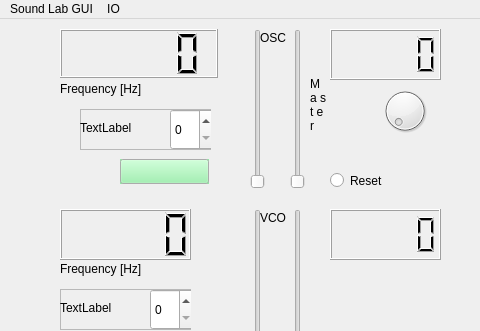
uglasmeyer/ocean, file OceanGUI/mainwindow.ui: the form before one commit; both pictures show x 0 to 480 and y 0 to 331 of the 1207 by 600 pixel window.
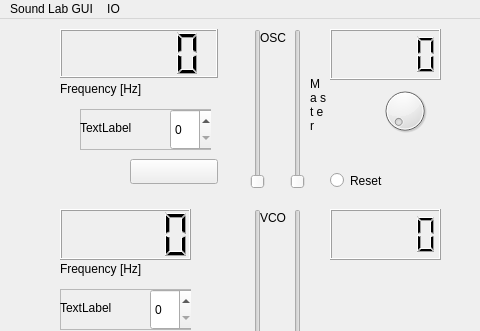
The form after the commit.

```diff
--- a/OceanGUI/mainwindow.ui
+++ b/OceanGUI/mainwindow.ui
@@ -1187,59 +1187,6 @@
      <string>PMW</string>
     </property>
    </widget>
-   <widget class="QPushButton" name="pB_Mute">
-    <property name="geometry">
-     <rect>
-      <x>120</x>
-      <y>140</y>
-      <width>89</width>
-      <height>25</height>
-     </rect>
-    </property>
-    <property name="palette">
-     <palette>
-      <active>
-       <colorrole role="Button">
-        <brush brushstyle="SolidPattern">
-         <color alpha="255">
-          <red>239</red>
-          <green>239</green>
-          <blue>239</blue>
-         </color>
-        </brush>
-       </colorrole>
-      </active>
-      <inactive>
-       <colorrole role="Button">
-        <brush brushstyle="SolidPattern">
-         <color alpha="255">
-          <red>143</red>
-          <green>240</green>
-          <blue>164</blue>
-         </color>
-        </brush>
-       </colorrole>
-      </inactive>
-      <disabled>
-       <colorrole role="Button">
-        <brush brushstyle="SolidPattern">
-         <color alpha="255">
-          <red>239</red>
-          <green>239</green>
-          <blue>239</blue>
-         </color>
-        </brush>
-       </colorrole>
-      </disabled>
-     </palette>
-    </property>
-    <property name="autoFillBackground">
-     <bool>true</bool>
-    </property>
-    <property name="text">
-     <string/>
-    </property>
-   </widget>
    <widget class="QPushButton" name="pB_play_notes">
     <property name="geometry">
      <rect>
@@ -1825,6 +1772,19 @@
      <bool>true</bool>
     </property>
    </widget>
+   <widget class="QPushButton" name="pB_Mute">
+    <property name="geometry">
+     <rect>
+      <x>130</x>
+      <y>140</y>
+      <width>88</width>
+      <height>25</height>
+     </rect>
+    </property>
+    <property name="text">
+     <string/>
+    </property>
+   </widget>
   </widget>
   <widget class="QMenuBar" name="menubar">
    <property name="geometry">
```
Left out of the diff: 16 changed lines with no effect on the pictures.
